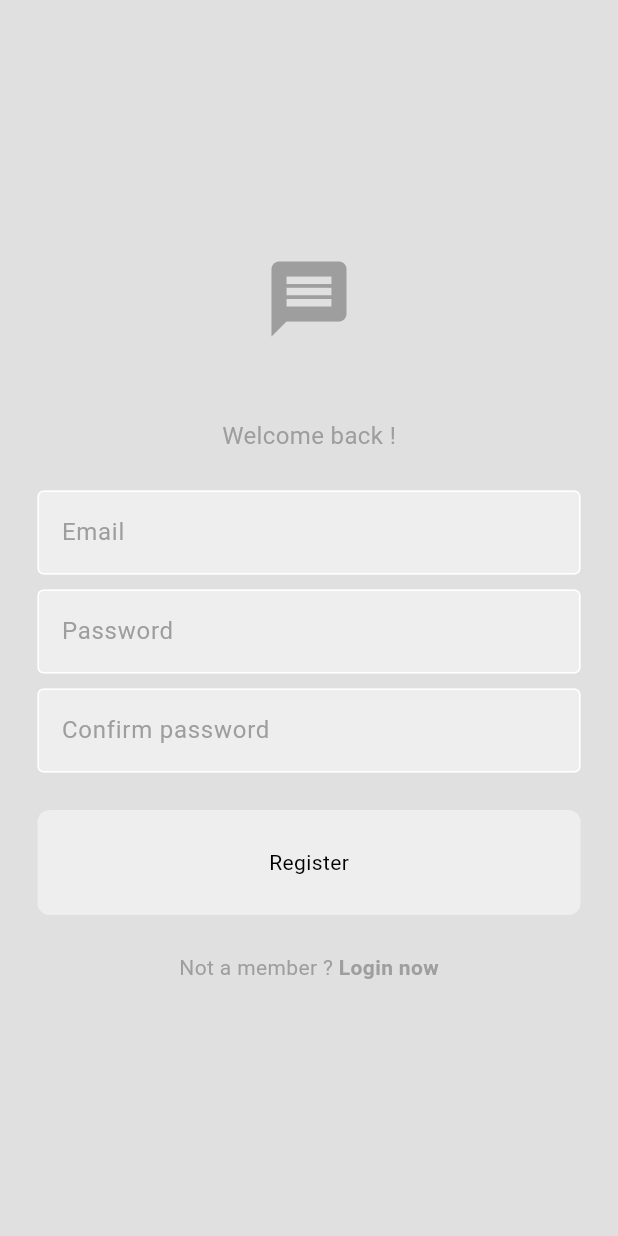
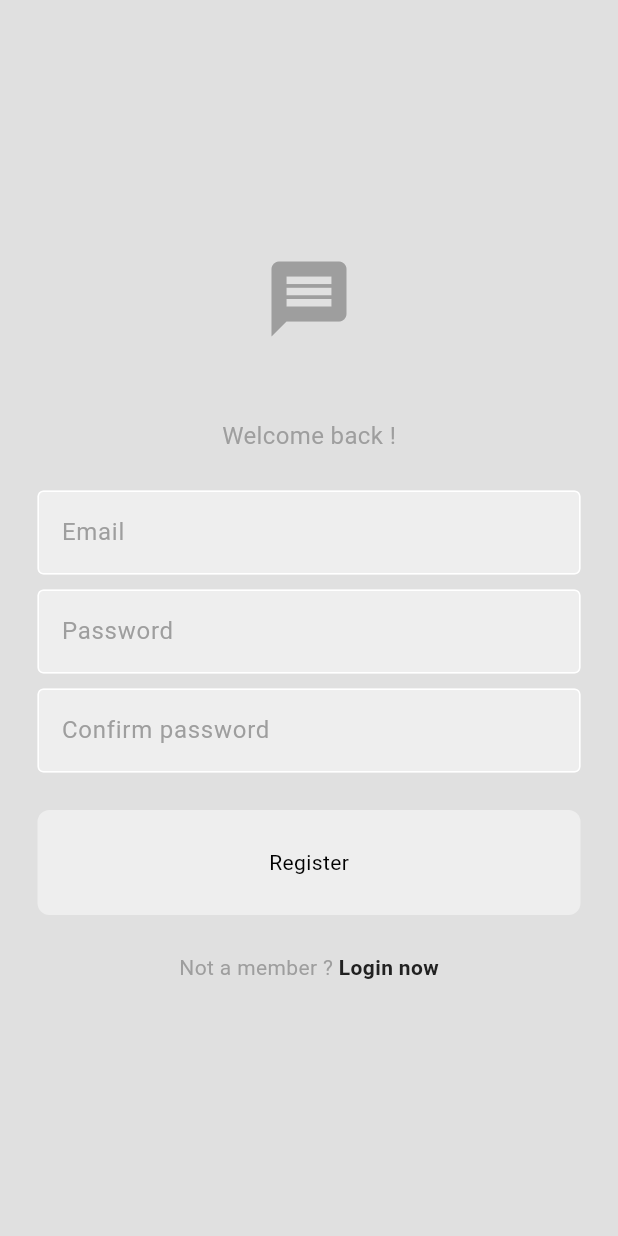
Before and after one commit to MayranL/chat_app, a Flutter app: the screen it shows after launch, after a tap on "Register now", on a phone screen of 412 x 824 dp. Run offline on Flutter 3.47's test engine with Material 3 defaults, Android fonts, the phone set to English and light mode, and no system bars; our stand-ins replace cloud_firestore, firebase_auth, firebase_core; accounts and stored records are empty; network calls fail.

Commit message:
[DarkMode] Modify Login/Register color

```diff
--- a/lib/pages/chat_page.dart
+++ b/lib/pages/chat_page.dart
@@ -55,8 +55,8 @@ class _ChatPageState extends State<ChatPage> {
   final ScrollController _scrollController = ScrollController();
 
   void scrollDown() {
-    _scrollController.animateTo(_scrollController.position.maxScrollExtent,
-        duration: const Duration(seconds: 1), curve: Curves.fastOutSlowIn);
+    _scrollController.animateTo(_scrollController.position.maxScrollExtent + 100,
+        duration: const Duration(milliseconds: 200), curve: Curves.fastOutSlowIn);
   }
 
   // send message
@@ -146,7 +146,7 @@ class _ChatPageState extends State<ChatPage> {
   // build message input
   Widget _buildUserInput() {
     return Padding(
-      padding: const EdgeInsets.only(bottom: 50.0),
+      padding: const EdgeInsets.only(bottom: 17.0),
       child: Row(
         children: [
           // textfield should take up most of the space
--- a/lib/pages/login_page.dart
+++ b/lib/pages/login_page.dart
@@ -100,7 +100,7 @@ class LoginPage extends StatelessWidget {
                       "Register now",
                       style: TextStyle(
                           fontWeight: FontWeight.bold,
-                          color: Theme.of(context).colorScheme.primary),
+                          color: Theme.of(context).colorScheme.inversePrimary),
                     ),
                   ),
                 ],
--- a/lib/pages/register_page.dart
+++ b/lib/pages/register_page.dart
@@ -124,7 +124,7 @@ class RegisterPage extends StatelessWidget {
                       "Login now",
                       style: TextStyle(
                           fontWeight: FontWeight.bold,
-                          color: Theme.of(context).colorScheme.primary),
+                          color: Theme.of(context).colorScheme.inversePrimary),
                     ),
                   ),
                 ],
```
